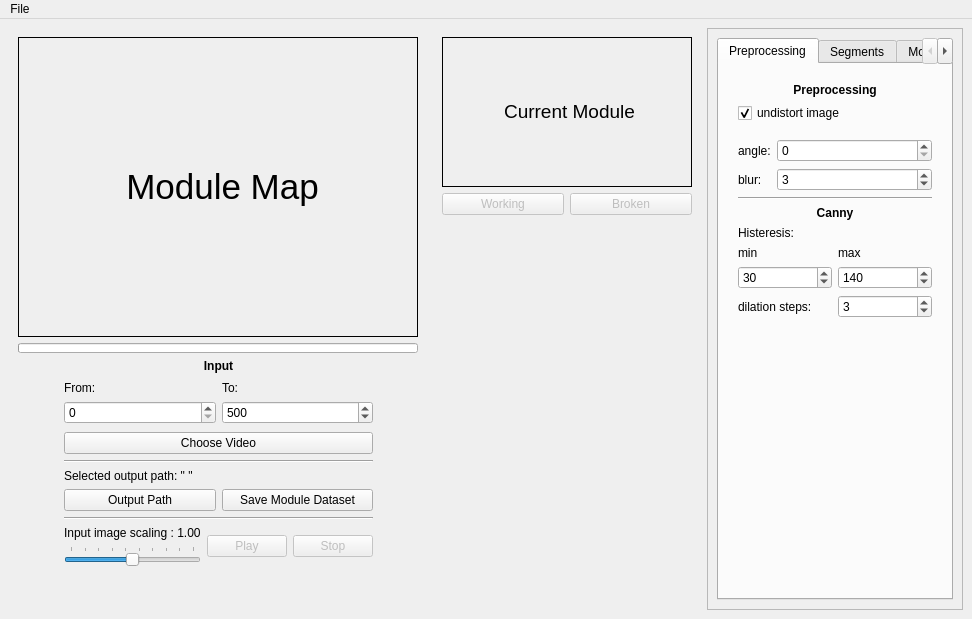
Old version of the form gui/design/create_dataset_gui.ui in the repository cdeldon/thermography.
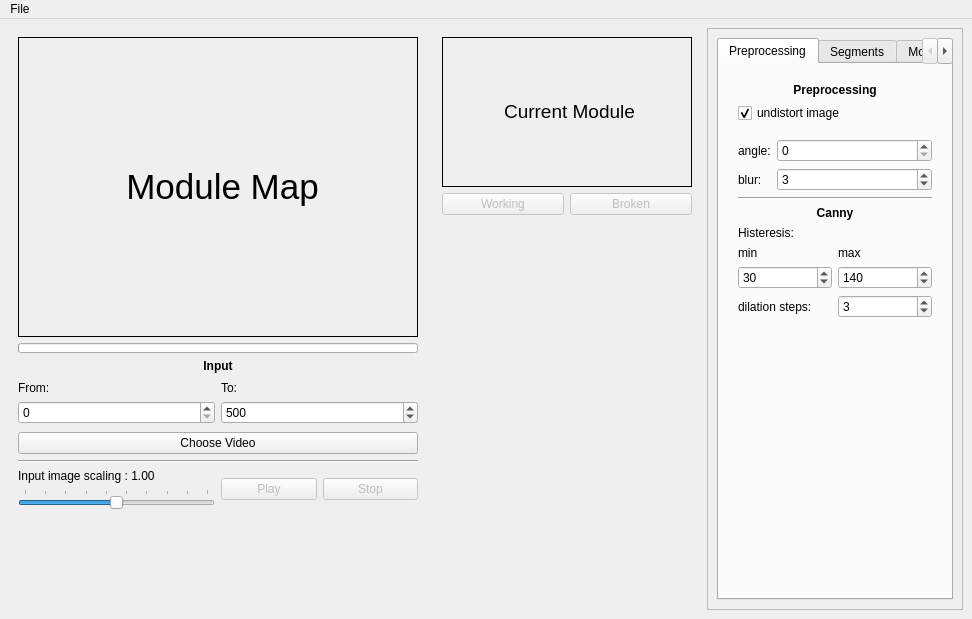
New version of the form. Icons and pictures are not drawn.

Diff of the .ui file:
```diff
--- a/gui/design/create_dataset_gui.ui
+++ b/gui/design/create_dataset_gui.ui
@@ -149,19 +149,6 @@
           <property name="bottomMargin">
            <number>0</number>
           </property>
-          <item>
-           <spacer name="horizontalSpacer">
-            <property name="orientation">
-             <enum>Qt::Horizontal</enum>
-            </property>
-            <property name="sizeHint" stdset="0">
-             <size>
-              <width>0</width>
-              <height>20</height>
-             </size>
-            </property>
-           </spacer>
-          </item>
           <item>
            <layout class="QVBoxLayout" name="verticalLayout_3">
             <property name="leftMargin">
@@ -279,38 +266,6 @@
               </property>
              </widget>
             </item>
-            <item>
-             <widget class="Line" name="line">
-              <property name="orientation">
-               <enum>Qt::Horizontal</enum>
-              </property>
-             </widget>
-            </item>
-            <item>
-             <widget class="QLabel" name="selected_output_path_label">
-              <property name="text">
-               <string>Selected output path: &quot; &quot;</string>
-              </property>
-             </widget>
-            </item>
-            <item>
-             <layout class="QHBoxLayout" name="horizontalLayout_3">
-              <item>
-               <widget class="QPushButton" name="output_path_button">
-                <property name="text">
-                 <string>Output Path</string>
-                </property>
-               </widget>
-              </item>
-              <item>
-               <widget class="QPushButton" name="save_module_dataset_button">
-                <property name="text">
-                 <string>Save Module Dataset</string>
-                </property>
-               </widget>
-              </item>
-             </layout>
-            </item>
             <item>
              <widget class="Line" name="line_5">
               <property name="orientation">
@@ -441,22 +396,6 @@
             </item>
            </layout>
           </item>
-          <item>
-           <spacer name="horizontalSpacer_2">
-            <property name="orientation">
-             <enum>Qt::Horizontal</enum>
-            </property>
-            <property name="sizeType">
-             <enum>QSizePolicy::Expanding</enum>
-            </property>
-            <property name="sizeHint" stdset="0">
-             <size>
-              <width>0</width>
-              <height>20</height>
-             </size>
-            </property>
-           </spacer>
-          </item>
          </layout>
         </widget>
        </item>
```
